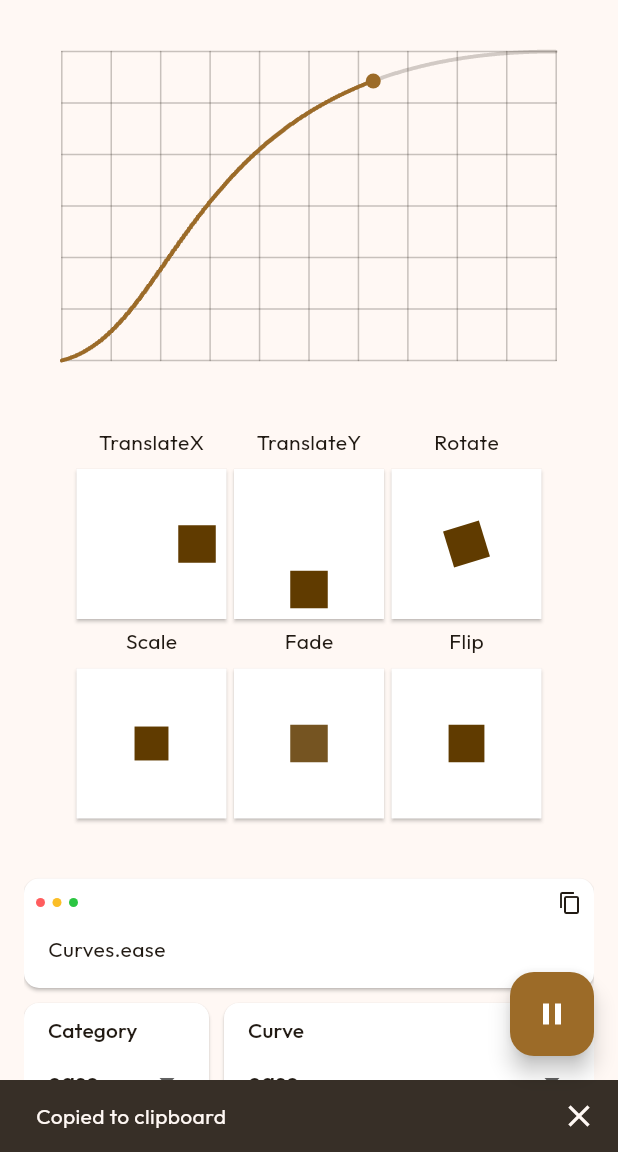
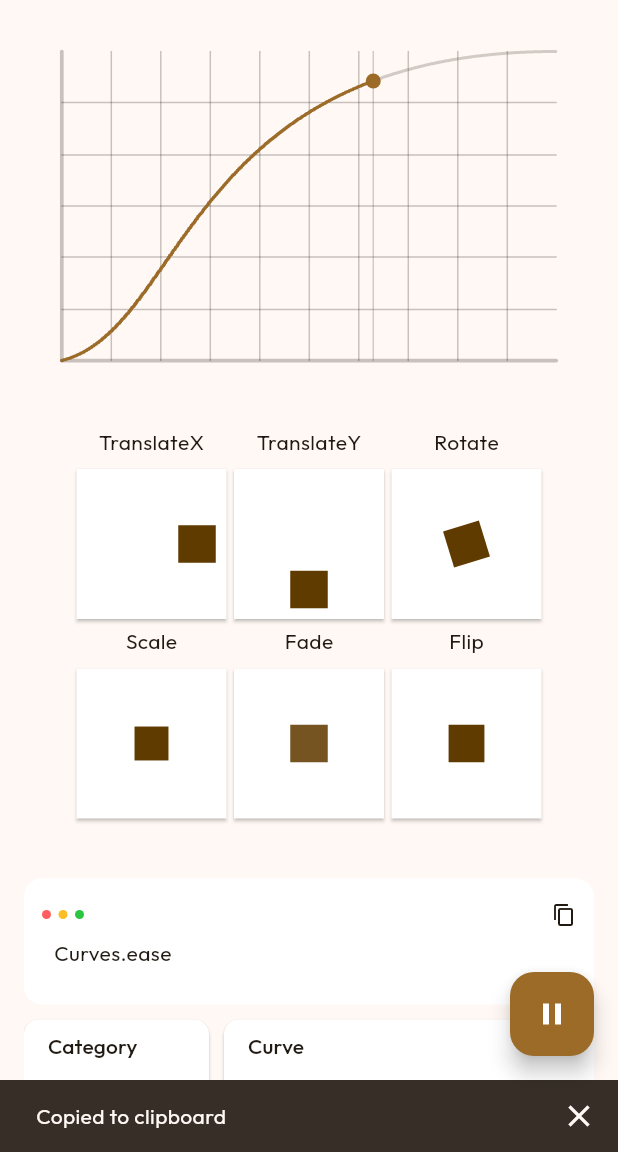
Before and after one commit to vchib1/flutter-curve-visualizer, a Flutter app: the screen it shows after launch, after a tap on the "content copy" icon, on a phone screen of 412 x 824 dp, the part 84-1236 px from its top. Run offline on Flutter 3.47's test engine with Material 3 defaults, Android fonts, the phone set to English and light mode, and no system bars; drawn by our look-alikes of flutter_animate; our stand-ins replace equatable, flutter_svg, shared_preferences; missing offline and left inert: light_dark_theme_toggle.

Commit message:
added switch for axis lines

```diff
--- a/lib/utils/theme/theme.dart
+++ b/lib/utils/theme/theme.dart
@@ -342,13 +342,23 @@
     brightness: colorScheme.brightness,
     colorScheme: colorScheme,
     snackBarTheme: SnackBarThemeData(showCloseIcon: true),
+    scaffoldBackgroundColor: colorScheme.surface,
+    canvasColor: colorScheme.surface,
     textTheme: textTheme.apply(
       fontFamily: "Outfit",
       bodyColor: colorScheme.onSurface,
       displayColor: colorScheme.onSurface,
     ),
-        scaffoldBackgroundColor: colorScheme.surface,
-        canvasColor: colorScheme.surface,
+    listTileTheme: ListTileThemeData(
+      tileColor: colorScheme.onPrimaryFixed,
+      shape: RoundedRectangleBorder(
+        borderRadius: BorderRadiusGeometry.circular(12),
+      ),
+      contentPadding: EdgeInsets.symmetric(horizontal: 12.0, vertical: 8.0),
+    ),
+    dropdownMenuTheme: DropdownMenuThemeData(
+      menuStyle: MenuStyle(elevation: WidgetStateProperty.all(0.0)),
+    ),
   );
 
   List<ExtendedColor> get extendedColors => [];
--- a/lib/views/home_page.dart
+++ b/lib/views/home_page.dart
@@ -1,10 +1,12 @@
 import 'package:flutter/material.dart';
 import 'package:flutter_animate/flutter_animate.dart';
 import 'package:flutter_curve_visualizer/model/curve_model.dart';
+import 'package:flutter_curve_visualizer/views/widgets/graph/graph_settings.dart';
 import 'package:flutter_curve_visualizer/views/widgets/screen_mode.dart';
 import 'package:flutter_curve_visualizer/views/widgets/appbar.dart';
 import 'package:flutter_curve_visualizer/views/widgets/dropdown_menu.dart';
 import 'package:flutter_curve_visualizer/views/widgets/graph/graph_widget.dart';
+import 'package:flutter_curve_visualizer/views/widgets/switch.dart';
 import 'package:flutter_curve_visualizer/views/widgets/time_slider.dart';
 import 'package:provider/provider.dart';
 import 'widgets/animated_box/animated_boxes.dart';
@@ -23,19 +25,20 @@
   late AnimationController controller;
   late CurvedAnimation curveAnimation;
 
-  late String selectedCategory;
-  late CurveModel selectedCurve;
-
-  late int animationTime;
+  late GraphSettings settings;
 
   @override
   void initState() {
     super.initState();
 
-    selectedCategory = CurveModel.list.keys.first;
-    selectedCurve = CurveModel.list.values.first.first;
-
-    animationTime = 2;
+    settings = GraphSettings(
+      selectedCategory: CurveModel.list.keys.first,
+      selectedCurve: CurveModel.list.values.first.first,
+      enableAxisLines: true,
+      enableCurveOutline: true,
+      enableValueVerticalLine: true,
+      animationTime: 2,
+    );
 
     playPauseController = AnimationController(
       vsync: this,
@@ -45,12 +48,12 @@
 
     controller = AnimationController(
       vsync: this,
-      duration: Duration(seconds: animationTime),
+      duration: Duration(seconds: settings.animationTime),
     )..repeat(reverse: true);
 
     curveAnimation = CurvedAnimation(
       parent: controller,
-      curve: selectedCurve.curve,
+      curve: settings.selectedCurve.curve,
     );
   }
 
@@ -65,31 +68,33 @@
     if (category == null) return;
 
     setState(() {
-      selectedCategory = category;
-      selectedCurve = CurveModel.list[category]!.first;
-      curveAnimation.curve = selectedCurve.curve;
+      settings = settings.copyWith(
+        selectedCategory: category,
+        selectedCurve: CurveModel.list[category]!.first,
+      );
+      curveAnimation.curve = settings.selectedCurve.curve;
     });
   }
 
   void updateCurve(CurveModel? curve) {
-    if (curve == null || curve == selectedCurve) return;
+    if (curve == null || curve == settings.selectedCurve) return;
 
     setState(() {
-      selectedCurve = curve;
+      settings = settings.copyWith(selectedCurve: curve);
       curveAnimation.curve = curve.curve;
     });
   }
 
   void updateAnimationTime(double seconds) {
     // return if both values are same
-    if (animationTime == seconds.toInt()) return;
+    if (settings.animationTime == seconds.toInt()) return;
 
     setState(() {
-      animationTime = seconds.toInt();
+      settings = settings.copyWith(animationTime: seconds.toInt());
 
-      controller.duration = Duration(seconds: animationTime);
+      controller.duration = Duration(seconds: settings.animationTime);
 
-      curveAnimation.curve = selectedCurve.curve;
+      curveAnimation.curve = settings.selectedCurve.curve;
 
       if (controller.isForwardOrCompleted) {
         controller.repeat(reverse: true);
@@ -130,6 +135,7 @@
         GraphWidget(
           controller: controller,
           animation: curveAnimation,
+          settings: settings,
         ),
 
         // Box Animations
@@ -158,28 +164,25 @@
     );
 
     final controlsWidget = ConstrainedBox(
-      constraints: BoxConstraints(
-        maxWidth: 400,
-      ),
+      constraints: BoxConstraints(maxWidth: 400),
       child: Column(
         mainAxisSize: MainAxisSize.min,
         mainAxisAlignment: MainAxisAlignment.end,
         spacing: spacing,
         children: [
-          // Code block
-          CodeBlock(code: selectedCurve.code),
+          CodeBlock(code: settings.selectedCurve.code),
 
           // Curve selector
           Row(
             spacing: 10,
-            mainAxisSize: MainAxisSize.min,
-            mainAxisAlignment: MainAxisAlignment.start,
+            mainAxisSize: .min,
+            mainAxisAlignment: .start,
             children: [
               // Curve category
               Flexible(
                 child: DropdownMenuWidget<String>(
                   title: "Category",
-                  value: selectedCategory,
+                  value: settings.selectedCategory,
                   items: CurveModel.list.keys.toList(),
                   onChanged: updateCategory,
                 ),
@@ -190,8 +193,8 @@
                 flex: 2,
                 child: DropdownMenuWidget<CurveModel>(
                   title: "Curve",
-                  value: selectedCurve,
-                  items: CurveModel.list[selectedCategory]!.toList(),
+                  value: settings.selectedCurve,
+                  items: CurveModel.list[settings.selectedCategory]!.toList(),
                   onChanged: updateCurve,
                   builder: (context, value, textStyle) {
                     return Text(value.name.toString(), style: textStyle);
@@ -203,8 +206,20 @@
 
           // Animation time
           TimeSlider(
-            animationTime: animationTime,
+            animationTime: settings.animationTime,
             onChanged: updateAnimationTime,
+          ),
+
+          // Disable/Enable Axis
+          CustomSwitch(
+            title: "Axis Lines",
+            subtitle: "Enable/Disable axis lines on the graph",
+            value: settings.enableAxisLines,
+            onChanged: (value) {
+              setState(() {
+                settings = settings.copyWith(enableAxisLines: value);
+              });
+            },
           ),
         ],
       ),
@@ -248,14 +263,8 @@
               spacing: spacing,
               mainAxisSize: MainAxisSize.min,
               children: [
-                  Expanded(
-                    flex: 2,
-                    child: animationWidget,
-                  ),
-                  Flexible(
-                    flex: 1,
-                    child: controlsWidget,
-                  ),
+                Expanded(flex: 2, child: animationWidget),
+                Flexible(flex: 1, child: controlsWidget),
                 SizedBox(width: spacing * 3),
               ],
             ),
--- a/lib/views/widgets/code_block.dart
+++ b/lib/views/widgets/code_block.dart
@@ -37,35 +37,15 @@
       Color(0xff2bc542),
     ];
 
-    final borderRadius = BorderRadius.circular(10);
-
-    return PhysicalModel(
-      color: Colors.transparent,
-      shadowColor: Theme.of(context).colorScheme.shadow,
-      elevation: 1.0,
-      borderRadius: borderRadius,
-      child: Container(
-        padding: EdgeInsets.all(8.0),
-        decoration: BoxDecoration(
-          color: Theme.of(context).colorScheme.onPrimaryFixed,
-          borderRadius: borderRadius,
-        ),
-        child: Column(
-          crossAxisAlignment: CrossAxisAlignment.start,
-          mainAxisSize: MainAxisSize.min,
-          spacing: spacing,
-          children: [
-            Align(
-              alignment: Alignment.topCenter,
-              child: Row(
+    return ListTile(
+      title: Row(
         mainAxisSize: MainAxisSize.min,
         mainAxisAlignment: MainAxisAlignment.spaceBetween,
         children: <Widget>[
           Wrap(
             spacing: 5,
             children: List.from(lightsColors).map((color) {
-                      return CircleAvatar(
-                          radius: radius, backgroundColor: color);
+              return CircleAvatar(radius: radius, backgroundColor: color);
             }).toList(),
           ),
           Spacer(),
@@ -76,16 +56,12 @@
               color: Theme.of(context).colorScheme.onSurface,
               size: 16,
             ),
-                  )
-                ],
-              ),
-            ),
-            Padding(
-              padding: const EdgeInsets.all(8.0),
-              child: Text(code, style: codeStyle),
           ),
         ],
       ),
+      subtitle: Padding(
+        padding: const EdgeInsets.all(8.0),
+        child: Text(code, style: codeStyle),
       ),
     );
   }
--- a/lib/views/widgets/graph/graph_config.dart
+++ b/lib/views/widgets/graph/graph_config.dart
@@ -6,12 +6,13 @@
   final int curveDivisions;
   final Color axisColor;
   final Color curveLineColor;
+  final Color curveLineBoldColor;
   final Color curveOutlineColor;
   final Color graphMarkerColor;
   final double axisWidth;
   final double curveLineWidth;
+  final double curveLineBoldWidth;
   final double pointerSize;
-  final bool showCurveOutline;
 
   const GraphConfiguration({
     this.xAxisLineCount = 10,
@@ -19,15 +20,20 @@
     this.curveDivisions = 1000,
     required this.axisColor,
     required this.curveLineColor,
+    required this.curveLineBoldColor,
     required this.graphMarkerColor,
     required this.axisWidth,
     required this.curveLineWidth,
+    required this.curveLineBoldWidth,
     required this.pointerSize,
     required this.curveOutlineColor,
-    this.showCurveOutline = false,
-  })  : assert(pointerSize > 0, 'pointerSize must be greater than 0'),
-        assert(axisWidth > 0, 'axisWidth must be greater than 0'),
-        assert(curveLineWidth > 0, 'curveLineWidth must be greater than 0'),
-        assert(curveDivisions > 0, 'curveDivisions must be greater than 0'),
-        assert(xAxisLineCount >= 0, 'graphDivisions must be not negative');
+  }) : assert(pointerSize > 0, 'pointerSize must be greater than 0'),
+       assert(axisWidth > 0, 'axisWidth must be greater than 0'),
+       assert(curveLineWidth > 0, 'curveLineWidth must be greater than 0'),
+       assert(
+         curveLineBoldWidth > 0,
+         'curveLineBoldWidth must be greater than 0',
+       ),
+       assert(curveDivisions > 0, 'curveDivisions must be greater than 0'),
+       assert(xAxisLineCount >= 0, 'graphDivisions must be not negative');
 }
--- a/lib/views/widgets/graph/graph_painter.dart
+++ b/lib/views/widgets/graph/graph_painter.dart
@@ -1,4 +1,5 @@
 import 'package:flutter/material.dart';
+import 'package:flutter_curve_visualizer/views/widgets/graph/graph_settings.dart';
 import 'graph_config.dart';
 
 class GraphPainter extends CustomPainter {
@@ -6,11 +7,13 @@
     required this.controller,
     required this.animation,
     required this.config,
+    required this.settings,
   }) : super(repaint: animation);
 
   final CurvedAnimation animation;
   final AnimationController controller;
   final GraphConfiguration config;
+  final GraphSettings settings;
 
   int get divisions => config.curveDivisions;
 
@@ -22,15 +25,37 @@
   void paint(Canvas canvas, Size size) {
     final points = generateCurveValues(animation, divisions);
 
-    _drawAxis(canvas, size);
+    _drawAxisLines(canvas, size);
     _drawCurveBg(canvas, points, size);
     _drawCurve(canvas, points, size);
+    _drawAxisValueMarkers(canvas, size);
     _drawCurrentValueMarker(canvas, size, points);
   }
 
+  // Draws Vertical Line for the Current Value
+  void _drawAxisValueMarkers(Canvas canvas, Size size) {
+    final progress = controller.value; // 0.0 → 1.0
+
+    final paint = Paint()
+      ..color = config.curveOutlineColor
+      ..strokeWidth = 1
+      ..strokeCap = StrokeCap.round
+      ..isAntiAlias = true;
+
+    // Vertical Line (X position)
+    final dx = progress * size.width;
+
+    final verticalStart = Offset(dx, 0);
+    final verticalEnd = Offset(dx, size.height);
+
+    canvas.drawLine(verticalStart, verticalEnd, paint);
+  }
+
+  // Draws Current Value Circular Marker
   void _drawCurrentValueMarker(Canvas canvas, Size size, List<double> points) {
     final xPos = controller.value * size.width;
-    final yPos = (1 - points[(controller.value * (divisions - 1)).floor()]) *
+    final yPos =
+        (1 - points[(controller.value * (divisions - 1)).floor()]) *
         size.height;
 
     Paint markerPaint = Paint()
@@ -41,6 +66,7 @@
     canvas.drawCircle(Offset(xPos, yPos), config.pointerSize, markerPaint);
   }
 
+  // Draws & animate the curve of the animation
   void _drawCurve(Canvas canvas, List<double> points, Size size) {
     Paint curvePaint = Paint()
       ..color = config.curveLineColor
@@ -76,9 +102,8 @@
     canvas.drawPath(path, curvePaint);
   }
 
+  // Draws the preview curve
   void _drawCurveBg(Canvas canvas, List<double> points, Size size) {
-    if (!config.showCurveOutline) return;
-
     Paint curvePaint = Paint()
       ..color = config.curveOutlineColor
       ..strokeCap = StrokeCap.round
@@ -103,7 +128,8 @@
     canvas.drawPath(path, curvePaint);
   }
 
-  void _drawAxis(Canvas canvas, Size size) {
+  // Draws Background Axis Lines
+  void _drawAxisLines(Canvas canvas, Size size) {
     Paint axisPaint = Paint()
       ..color = config.axisColor
       ..strokeWidth = config.axisWidth
@@ -111,27 +137,44 @@
       ..strokeCap = StrokeCap.round
       ..style = PaintingStyle.stroke;
 
+    Paint boldAxisPaint = Paint()
+      ..color = config.axisColor
+      ..strokeWidth = config.curveLineBoldWidth
+      ..isAntiAlias = true
+      ..strokeCap = StrokeCap.round
+      ..style = PaintingStyle.stroke;
+
     // Draw X-axis lines
-    for (int i = 0; i <= config.xAxisLineCount; i++) {
-      final x = i / config.xAxisLineCount * size.width;
+    for (int i = 0; i < config.xAxisLineCount; i++) {
+      final x = (i / config.xAxisLineCount * size.width).roundToDouble();
       final y = size.height;
-      canvas.drawLine(Offset(x, 0), Offset(x, y), axisPaint);
+
+      if (i == 0) {
+        canvas.drawLine(Offset(x, 0), Offset(x, y), boldAxisPaint);
+      } else {
+        if (!settings.enableAxisLines) continue;
+        canvas.drawLine(Offset(x, 0), Offset(x, y), axisPaint);
+      }
     }
 
-    for (int i = 0; i <= config.yAxisLineCount; i++) {
+    for (int i = 1; i <= config.yAxisLineCount; i++) {
       final x = size.width;
-      final y = i / config.yAxisLineCount * size.height;
-      canvas.drawLine(Offset(0, y), Offset(x, y), axisPaint);
+      final y = (i / config.yAxisLineCount * size.height).roundToDouble();
+
+      if (i == config.yAxisLineCount) {
+        canvas.drawLine(Offset(0, y), Offset(x, y), boldAxisPaint);
+      } else {
+        if (!settings.enableAxisLines) continue;
+        canvas.drawLine(Offset(0, y), Offset(x, y), axisPaint);
+      }
     }
   }
 }
 
+// creates a list of curve values to draw on graph
 List<double> generateCurveValues(CurvedAnimation anim, int divisions) {
-  return List.generate(
-    divisions,
-    (index) {
-      double progress = index / (divisions - 1);
-      return anim.curve.transform(progress);
-    },
-  );
+  return List.generate(divisions, (index) {
+    double progress = index / (divisions - 1);
+    return anim.curve.transform(progress);
+  });
 }
--- /dev/null
+++ b/lib/views/widgets/graph/graph_settings.dart
@@ -0,0 +1,38 @@
+import 'package:flutter_curve_visualizer/model/curve_model.dart';
+
+class GraphSettings {
+  final String selectedCategory;
+  final CurveModel selectedCurve;
+  final bool enableAxisLines;
+  final bool enableCurveOutline;
+  final bool enableValueVerticalLine;
+  final int animationTime;
+
+  const GraphSettings({
+    required this.selectedCategory,
+    required this.selectedCurve,
+    required this.enableAxisLines,
+    required this.enableCurveOutline,
+    required this.enableValueVerticalLine,
+    required this.animationTime,
+  });
+
+  GraphSettings copyWith({
+    String? selectedCategory,
+    CurveModel? selectedCurve,
+    bool? enableAxisLines,
+    bool? enableCurveOutline,
+    bool? enableValueVerticalLine,
+    int? animationTime,
+  }) {
+    return GraphSettings(
+      selectedCategory: selectedCategory ?? this.selectedCategory,
+      selectedCurve: selectedCurve ?? this.selectedCurve,
+      enableAxisLines: enableAxisLines ?? this.enableAxisLines,
+      enableCurveOutline: enableCurveOutline ?? this.enableCurveOutline,
+      enableValueVerticalLine:
+          enableValueVerticalLine ?? this.enableValueVerticalLine,
+      animationTime: animationTime ?? this.animationTime,
+    );
+  }
+}
--- a/lib/views/widgets/graph/graph_widget.dart
+++ b/lib/views/widgets/graph/graph_widget.dart
@@ -1,17 +1,18 @@
 import 'package:flutter/material.dart';
 import 'package:flutter_curve_visualizer/views/widgets/graph/graph_config.dart';
+import 'package:flutter_curve_visualizer/views/widgets/graph/graph_settings.dart';
 import 'package:flutter_curve_visualizer/views/widgets/screen_mode.dart';
 import 'graph_painter.dart';
 
 class GraphWidget extends StatelessWidget {
-  final bool showCurveOutline;
   final CurvedAnimation animation;
   final AnimationController controller;
+  final GraphSettings settings;
 
   const GraphWidget({
     super.key,
-    this.showCurveOutline = true,
     required this.animation,
+    required this.settings,
     required this.controller,
   });
 
@@ -40,14 +41,16 @@
           painter: GraphPainter(
             controller: controller,
             animation: animation,
+            settings: settings,
             config: GraphConfiguration(
               xAxisLineCount: 10,
               yAxisLineCount: 6,
               axisWidth: 1,
-              curveLineWidth: 2.5,
+              curveLineWidth: 2,
+              curveLineBoldWidth: 2.5,
               pointerSize: 5,
               axisColor: theme.onSurface.withValues(alpha: 0.25),
-              showCurveOutline: showCurveOutline,
+              curveLineBoldColor: theme.onSurfaceVariant.withValues(),
               curveOutlineColor: theme.onSurfaceVariant.withValues(alpha: 0.25),
               curveLineColor: theme.primaryFixed,
               graphMarkerColor: theme.primaryFixed,
--- /dev/null
+++ b/lib/views/widgets/switch.dart
@@ -0,0 +1,28 @@
+import 'package:flutter/material.dart';
+
+class CustomSwitch extends StatelessWidget {
+  final String title;
+  final String? subtitle;
+  final bool value;
+  final ValueChanged<bool> onChanged;
+
+  const CustomSwitch({
+    super.key,
+    required this.value,
+    this.subtitle,
+    required this.onChanged,
+    required this.title,
+  });
+
+  @override
+  Widget build(BuildContext context) {
+    final borderRadius = BorderRadius.circular(10);
+
+    return SwitchListTile(
+      title: Text(title),
+      subtitle: subtitle != null ? Text(subtitle!) : null,
+      value: value,
+      onChanged: onChanged,
+    );
+  }
+}
--- a/lib/views/widgets/time_slider.dart
+++ b/lib/views/widgets/time_slider.dart
@@ -10,34 +10,18 @@
   Widget build(BuildContext context) {
     final borderRadius = BorderRadius.circular(10);
 
-    return PhysicalModel(
-      color: Colors.transparent,
-      shadowColor: Theme.of(context).colorScheme.shadow,
-      elevation: 1.0,
-      borderRadius: borderRadius,
-      child: Container(
-        padding: EdgeInsets.symmetric(horizontal: 12.0, vertical: 8.0),
-        decoration: BoxDecoration(
-          color: Theme.of(context).colorScheme.onPrimaryFixed,
-          borderRadius: borderRadius,
-        ),
-        child: Column(
-          crossAxisAlignment: CrossAxisAlignment.start,
-          children: [
-            Text(
+    return ListTile(
+      title: Text(
         "Time: ${animationTime}s",
         style: Theme.of(context).textTheme.titleSmall,
       ),
-            Slider(
-              year2023: false,
+      subtitle: Slider(
         value: animationTime.toDouble(),
         min: 1.0,
         max: 10.0,
         inactiveColor: Theme.of(context).colorScheme.surfaceDim,
         onChanged: onChanged,
-            ),
-          ],
-        ),
+        divisions: 9,
       ),
     );
   }
--- a/pubspec.yaml
+++ b/pubspec.yaml
@@ -19,7 +19,7 @@
 version: 1.0.0+1
 
 environment:
-  sdk: ^3.7.0
+  sdk: ^3.10.0
 
 # Dependencies specify other packages that your package needs in order to work.
 # To automatically upgrade your package dependencies to the latest versions
```
Also changed, not shown: pubspec.lock, 1 other file. Lines whose indentation alone changed are shown as unchanged.
